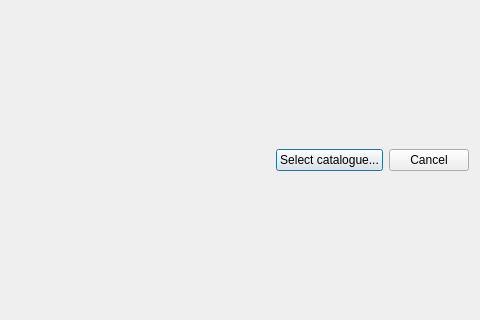
The window that votdataheaderlist.ui (PavelMr/skytechx) describes before a commit, drawn with Qt 5; both pictures show x 421 to 901 and y 135 to 455 of the 901 by 590 pixel window.
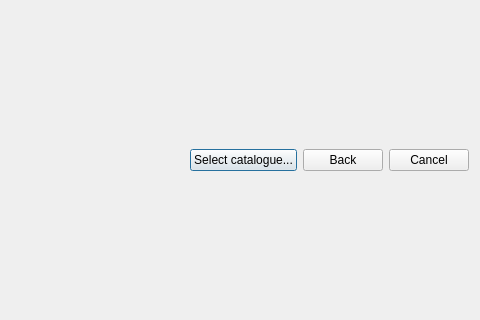
The same window after the commit. Icons and pictures are not drawn.

Patch:
```diff
--- a/votdataheaderlist.ui
+++ b/votdataheaderlist.ui
@@ -39,6 +39,17 @@
        </property>
       </widget>
      </item>
+     <item>
+      <widget class="QPushButton" name="pushButton_3">
+       <property name="text">
+        <string>Back</string>
+       </property>
+       <property name="icon">
+        <iconset resource="resource.qrc">
+         <normaloff>:/res/qt/left-16.png</normaloff>:/res/qt/left-16.png</iconset>
+       </property>
+      </widget>
+     </item>
      <item>
       <widget class="QPushButton" name="pushButton">
        <property name="text">
```
Left out of the diff: 4 changed lines with no effect on the pictures.
